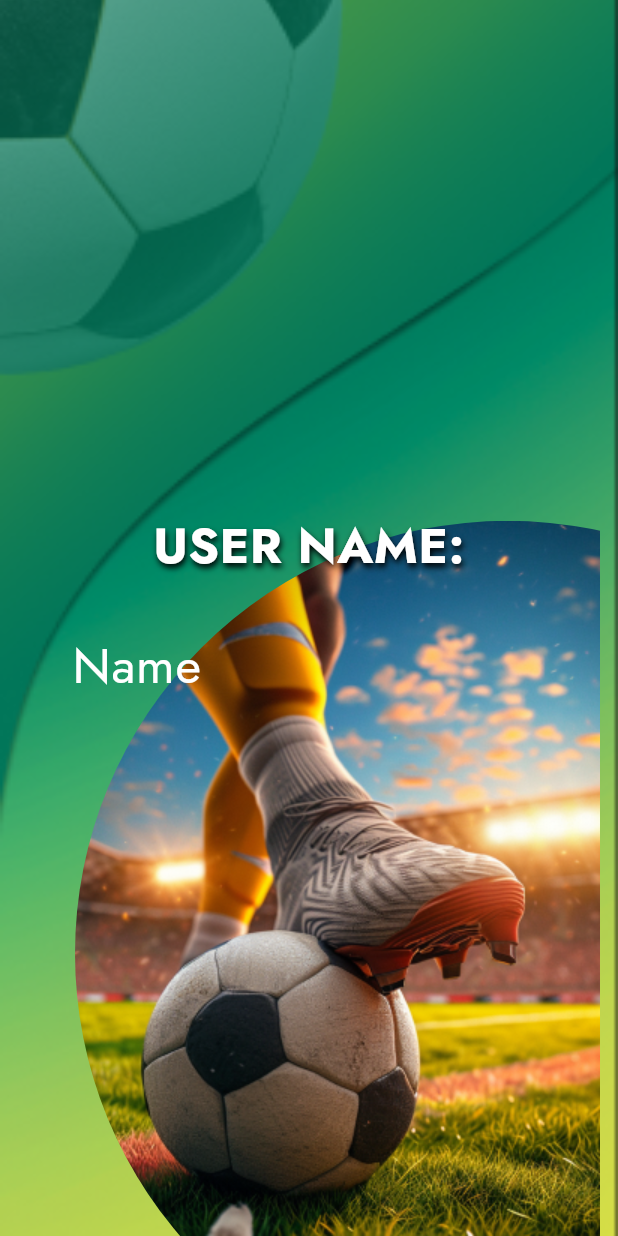
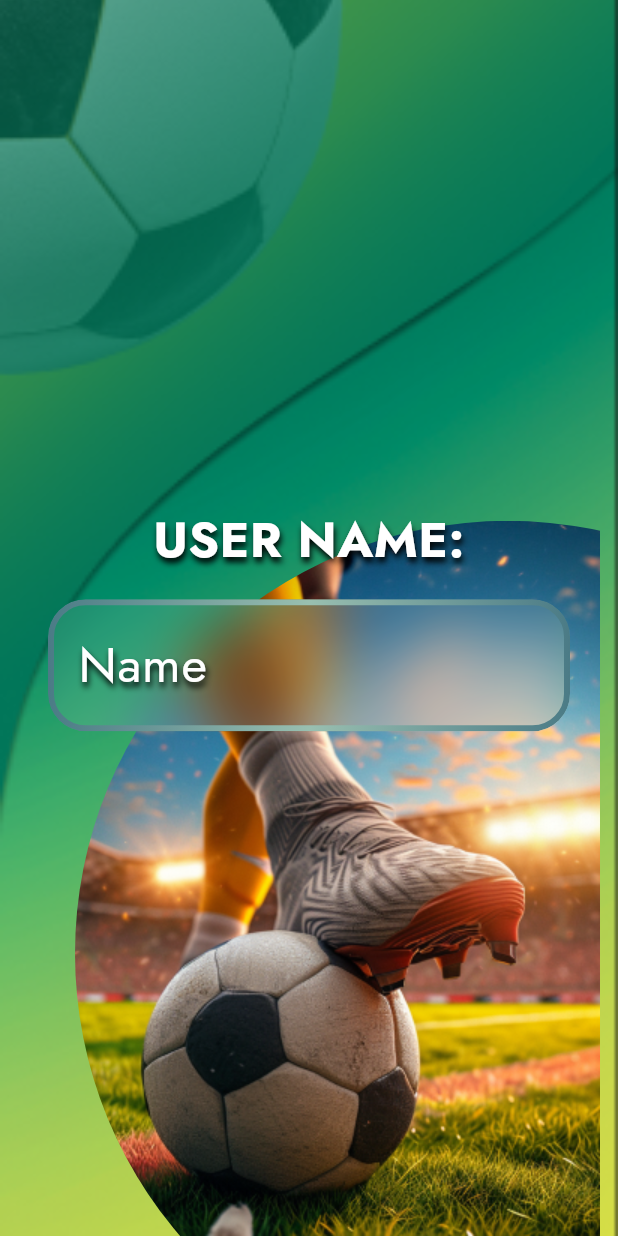
Before and after one commit to Artem-Neludimi/a21, a Flutter app: the screen it shows after launch, on a phone screen of 412 x 824 dp. Run offline on Flutter 3.47's test engine with Material 3 defaults, Android fonts, the phone set to English and light mode, and no system bars; our stand-ins replace flutter_bloc, gradient_borders, shared_preferences.

Commit message:
text field

```diff
--- a/lib/menu.dart
+++ b/lib/menu.dart
@@ -31,15 +31,13 @@ class _MyHomePageState extends State<MyHomePage> {
 
   @override
   Widget build(BuildContext context) {
-    return Scaffold(
-      body: BlocBuilder<MenuCubit, MenuState>(
+    final width = MediaQuery.of(context).size.width;
+    return BlocBuilder<MenuCubit, MenuState>(
       builder: (context, state) {
-          return LayoutBuilder(
-            builder: (context, constraints) {
-              final width = constraints.maxWidth;
         return Stack(
           children: [
-                  Container(
+            Material(
+              child: Container(
                 width: double.infinity,
                 height: double.infinity,
                 decoration: BoxDecoration(
@@ -52,8 +50,11 @@ class _MyHomePageState extends State<MyHomePage> {
                   ),
                 ),
               ),
+            ),
             FootStands(width: width),
-                  AnimatedSwitcher(
+            Scaffold(
+              backgroundColor: Colors.transparent,
+              body: AnimatedSwitcher(
                 duration: const Duration(milliseconds: 600),
                 child: switch (state) {
                   MenuState.splash => const Splash(
@@ -64,12 +65,10 @@ class _MyHomePageState extends State<MyHomePage> {
                     ),
                 },
               ),
+            ),
           ],
         );
       },
-          );
-        },
-      ),
     );
   }
 }
--- a/lib/nickname.dart
+++ b/lib/nickname.dart
@@ -1,37 +1,85 @@
+import 'dart:ui';
+
 import 'package:a21/widgets.dart';
 import 'package:flutter/material.dart';
+import 'package:gradient_borders/gradient_borders.dart';
 
-class Nickname extends StatelessWidget {
+class Nickname extends StatefulWidget {
   const Nickname({
     super.key,
   });
 
   @override
+  State<Nickname> createState() => _NicknameState();
+}
+
+class _NicknameState extends State<Nickname> {
+  final _controller = TextEditingController();
+  @override
+  dispose() {
+    _controller.dispose();
+    super.dispose();
+  }
+
+  @override
   Widget build(BuildContext context) {
-    return const Padding(
-      padding: EdgeInsets.symmetric(horizontal: 32),
+    return Padding(
+      padding: const EdgeInsets.symmetric(horizontal: 32),
       child: Column(
         mainAxisAlignment: MainAxisAlignment.center,
         children: [
-          TextWithShadow(
+          const TextWithShadow(
             'USER NAME:',
             fontSize: 33,
           ),
-          SizedBox(height: 16),
-          TextField(
-            style: TextStyle(
+          const SizedBox(height: 16),
+          ClipRRect(
+            borderRadius: BorderRadius.circular(25),
+            child: BackdropFilter(
+              filter: ImageFilter.blur(sigmaX: 20, sigmaY: 20),
+              child: Container(
+                width: double.infinity,
+                height: 88,
+                decoration: BoxDecoration(
+                  borderRadius: BorderRadius.circular(25),
+                  border: const GradientBoxBorder(
+                    width: 4,
+                    gradient: LinearGradient(
+                      colors: [
+                        Color.fromRGBO(75, 123, 134, 1),
+                        Color.fromRGBO(153, 191, 176, 1),
+                        Color.fromRGBO(75, 123, 134, 1),
+                      ],
+                    ),
+                  ),
+                  color: Colors.white.withOpacity(0.1),
+                ),
+                child: TextField(
+                  controller: _controller,
+                  onTapOutside: (_) => FocusManager.instance.primaryFocus?.unfocus(),
+                  style: const TextStyle(
                     color: Colors.white,
                     fontSize: 33,
                   ),
-            decoration: InputDecoration(
+                  decoration: const InputDecoration(
                     border: OutlineInputBorder(
                       borderSide: BorderSide.none,
                     ),
                     hintStyle: TextStyle(
                       color: Colors.white,
                       fontSize: 33,
+                      shadows: [
+                        Shadow(
+                          color: Colors.black,
+                          offset: Offset(1, 3),
+                          blurRadius: 5,
+                        ),
+                      ],
                     ),
                     hintText: 'Name',
+                  ),
+                ),
+              ),
             ),
           ),
         ],
--- a/lib/splash.dart
+++ b/lib/splash.dart
@@ -3,8 +3,6 @@ import 'dart:async';
 import 'package:a21/menu.dart';
 import 'package:flutter/material.dart';
 import 'package:flutter_bloc/flutter_bloc.dart';
-
-import 'widgets.dart';
 
 class Splash extends StatelessWidget {
   const Splash({super.key});
@@ -17,7 +15,6 @@ class Splash extends StatelessWidget {
         children: [
           const SizedBox(width: double.infinity, height: double.infinity),
           _Ball(width: width),
-          FootStands(width: width),
         ],
       );
     });
--- a/pubspec.yaml
+++ b/pubspec.yaml
@@ -37,6 +37,7 @@ dependencies:
   cupertino_icons: ^1.0.2
   shared_preferences: ^2.2.2
   flutter_bloc: ^8.1.3
+  gradient_borders: ^1.0.0
 
 dev_dependencies:
   flutter_test:
```
Also changed, not shown: pubspec.lock. Lines whose indentation alone changed are shown as unchanged.
